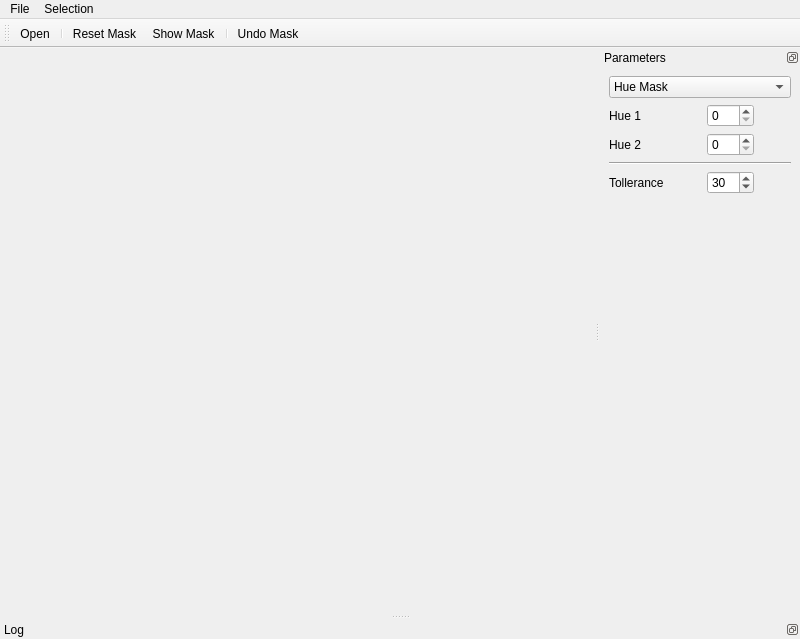
First picture: the form in applications/testbed/ui/testbedMainWindow.ui, repository NickPenkrat/corecvs, before the edit.
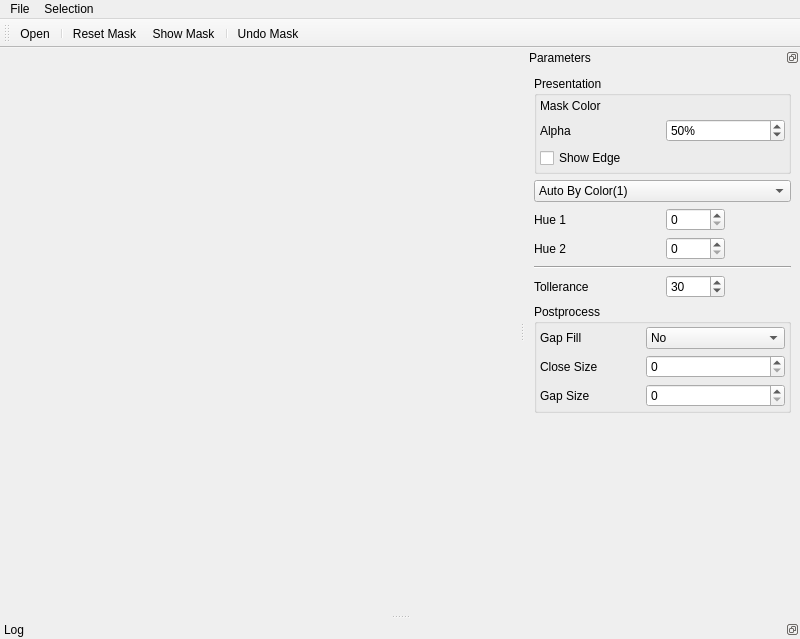
Second picture: the form after the edit. Icons and pictures are not drawn. Custom widgets are drawn as their Qt base class.

```diff
--- a/applications/testbed/ui/testbedMainWindow.ui
+++ b/applications/testbed/ui/testbedMainWindow.ui
@@ -42,8 +42,8 @@
   <widget class="QDockWidget" name="parametersWidget">
    <property name="minimumSize">
     <size>
-     <width>200</width>
-     <height>209</height>
+     <width>275</width>
+     <height>408</height>
     </size>
    </property>
    <property name="features">
@@ -57,7 +57,7 @@
    </attribute>
    <widget class="QWidget" name="dockWidgetContents_2">
     <layout class="QGridLayout" name="gridLayout">
-     <item row="5" column="2">
+     <item row="7" column="2">
       <spacer name="verticalSpacer">
        <property name="orientation">
         <enum>Qt::Vertical</enum>
@@ -70,8 +70,11 @@
        </property>
       </spacer>
      </item>
-     <item row="0" column="0" colspan="4">
+     <item row="1" column="0" colspan="4">
       <widget class="QComboBox" name="maskComboBox">
+       <property name="currentIndex">
+        <number>2</number>
+       </property>
        <item>
         <property name="text">
          <string>Hue Mask</string>
@@ -89,49 +92,49 @@
        </item>
       </widget>
      </item>
-     <item row="1" column="2">
-      <widget class="QSpinBox" name="hue1SpinBox">
-       <property name="maximum">
-        <number>360</number>
-       </property>
-      </widget>
-     </item>
      <item row="2" column="2">
+      <widget class="QSpinBox" name="hue1SpinBox">
+       <property name="maximum">
+        <number>360</number>
+       </property>
+      </widget>
+     </item>
+     <item row="3" column="2">
       <widget class="QSpinBox" name="hue2SpinBox">
        <property name="maximum">
         <number>360</number>
        </property>
       </widget>
      </item>
-     <item row="1" column="0" colspan="2">
+     <item row="2" column="0" colspan="2">
       <widget class="QLabel" name="label">
        <property name="text">
         <string>Hue 1</string>
        </property>
       </widget>
      </item>
-     <item row="2" column="0" colspan="2">
+     <item row="3" column="0" colspan="2">
       <widget class="QLabel" name="label_2">
        <property name="text">
         <string>Hue 2</string>
        </property>
       </widget>
      </item>
-     <item row="3" column="0" colspan="4">
+     <item row="4" column="0" colspan="4">
       <widget class="Line" name="line">
        <property name="orientation">
         <enum>Qt::Horizontal</enum>
        </property>
       </widget>
      </item>
-     <item row="4" column="0">
+     <item row="5" column="0">
       <widget class="QLabel" name="label_3">
        <property name="text">
         <string>Tollerance</string>
        </property>
       </widget>
      </item>
-     <item row="4" column="2">
+     <item row="5" column="2">
       <widget class="QSpinBox" name="toleranceSpinBox">
        <property name="maximum">
         <number>900</number>
@@ -141,6 +144,113 @@
        </property>
       </widget>
      </item>
+     <item row="0" column="0" colspan="4">
+      <widget class="QGroupBox" name="groupBox">
+       <property name="title">
+        <string>Presentation</string>
+       </property>
+       <layout class="QGridLayout" name="gridLayout_2">
+        <property name="margin">
+         <number>3</number>
+        </property>
+        <item row="0" column="1">
+         <widget class="RgbColorParametersControlWidget" name="maskColorWidget" native="true"/>
+        </item>
+        <item row="0" column="0">
+         <widget class="QLabel" name="label_4">
+          <property name="text">
+           <string>Mask Color</string>
+          </property>
+         </widget>
+        </item>
+        <item row="2" column="0">
+         <widget class="QCheckBox" name="showEdgeCheckBox">
+          <property name="text">
+           <string>Show Edge</string>
+          </property>
+         </widget>
+        </item>
+        <item row="1" column="0">
+         <widget class="QLabel" name="label_8">
+          <property name="text">
+           <string>Alpha</string>
+          </property>
+         </widget>
+        </item>
+        <item row="1" column="1">
+         <widget class="QSpinBox" name="maskAlphaSpinBox">
+          <property name="suffix">
+           <string>%</string>
+          </property>
+          <property name="maximum">
+           <number>100</number>
+          </property>
+          <property name="value">
+           <number>50</number>
+          </property>
+         </widget>
+        </item>
+       </layout>
+      </widget>
+     </item>
+     <item row="6" column="0" colspan="4">
+      <widget class="QGroupBox" name="groupBox_2">
+       <property name="title">
+        <string>Postprocess</string>
+       </property>
+       <layout class="QGridLayout" name="gridLayout_3">
+        <property name="margin">
+         <number>3</number>
+        </property>
+        <item row="0" column="0">
+         <widget class="QLabel" name="label_5">
+          <property name="text">
+           <string>Gap Fill</string>
+          </property>
+         </widget>
+        </item>
+        <item row="0" column="1">
+         <widget class="QComboBox" name="postFillComboBox">
+          <item>
+           <property name="text">
+            <string>No</string>
+           </property>
+          </item>
+          <item>
+           <property name="text">
+            <string>Fill with morphology</string>
+           </property>
+          </item>
+          <item>
+           <property name="text">
+            <string>Fill small gaps</string>
+           </property>
+          </item>
+         </widget>
+        </item>
+        <item row="1" column="0">
+         <widget class="QLabel" name="label_6">
+          <property name="text">
+           <string>Close Size</string>
+          </property>
+         </widget>
+        </item>
+        <item row="1" column="1">
+         <widget class="QSpinBox" name="fillCloseSizeSpinBox"/>
+        </item>
+        <item row="2" column="0">
+         <widget class="QLabel" name="label_7">
+          <property name="text">
+           <string>Gap Size</string>
+          </property>
+         </widget>
+        </item>
+        <item row="2" column="1">
+         <widget class="QSpinBox" name="fillGapSizeSpinBox"/>
+        </item>
+       </layout>
+      </widget>
+     </item>
     </layout>
    </widget>
   </widget>
@@ -224,6 +334,13 @@
    </property>
   </action>
  </widget>
+ <customwidgets>
+  <customwidget>
+   <class>RgbColorParametersControlWidget</class>
+   <extends>QWidget</extends>
+   <header>rgbColorParametersControlWidget.h</header>
+  </customwidget>
+ </customwidgets>
  <resources>
   <include location="../../../resources/main.qrc"/>
  </resources>
```
Left out of the diff: 8 changed lines with no effect on the pictures.
